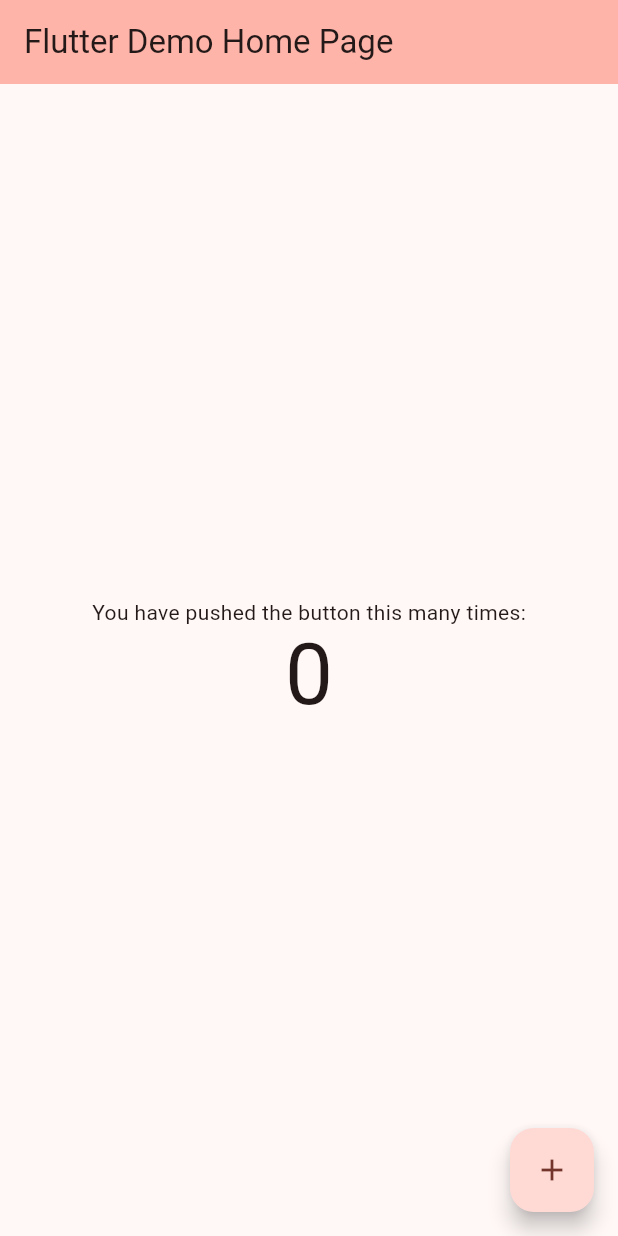
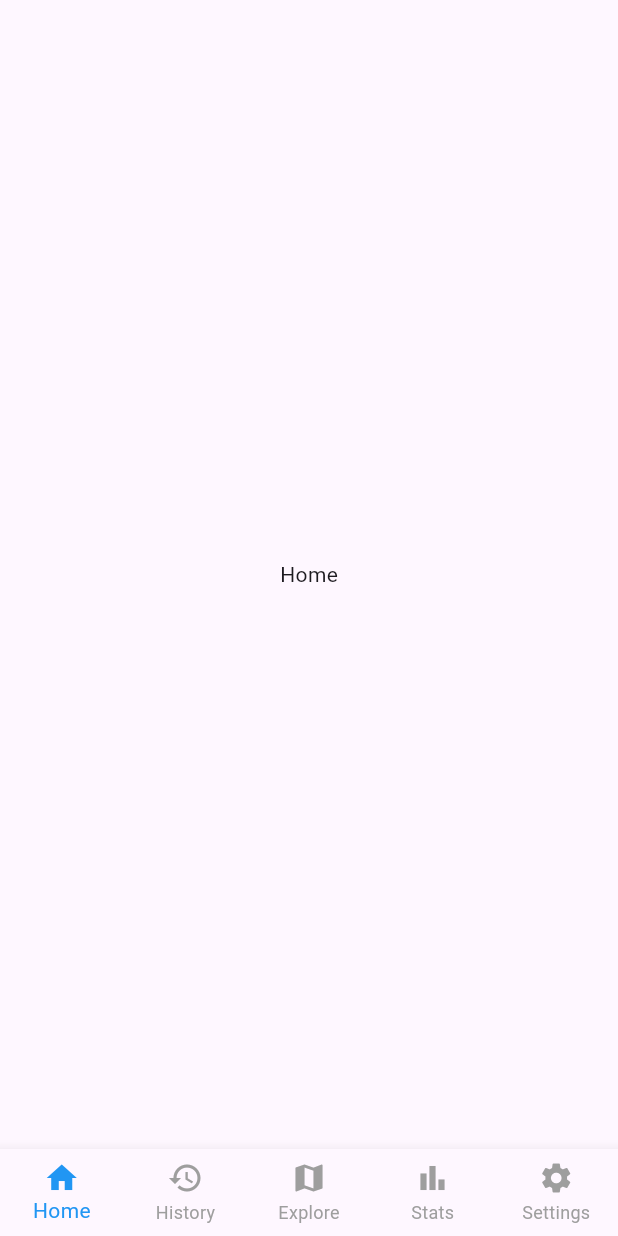
Before and after one commit to HarryFoster1812/The-Last-Call, a Flutter app: the screen it shows after launch, on a phone screen of 412 x 824 dp. Run offline on Flutter 3.47's test engine with Material 3 defaults, Android fonts, the phone set to English and light mode, and no system bars.

Commit message:
Added blank pages and navbar

```diff
--- a/frontend/lib/main.dart
+++ b/frontend/lib/main.dart
@@ -1,119 +1,17 @@
 import 'package:flutter/material.dart';
+import 'package:provider/provider.dart';
+
+import 'views/main_view.dart';
+import 'viewmodels/main_view_model.dart';
 
 void main() {
-  runApp(const MyApp());
+  runApp(
+    MultiProvider(
+      providers: [
+        ChangeNotifierProvider(create: (_) => MainViewModel()),
+        // Add other ViewModels here
+      ],
+      child: MaterialApp(debugShowCheckedModeBanner: false, home: MainView()),
+    ),
+  );
 }
-
-class MyApp extends StatelessWidget {
-  const MyApp({super.key});
-
-  // This widget is the root of your application.
-  @override
-  Widget build(BuildContext context) {
-    return MaterialApp(
-      title: 'Flutter Demo',
-      theme: ThemeData(
-        // This is the theme of your application.
-        //
-        // TRY THIS: Try running your application with "flutter run". You'll see
-        // the application has a purple toolbar. Then, without quitting the app,
-        // try changing the seedColor in the colorScheme below to Colors.green
-        // and then invoke "hot reload" (save your changes or press the "hot
-        // reload" button in a Flutter-supported IDE, or press "r" if you used
-        // the command line to start the app).
-        //
-        // Notice that the counter didn't reset back to zero; the application
-        // state is not lost during the reload. To reset the state, use hot
-        // restart instead.
-        //
-        // This works for code too, not just values: Most code changes can be
-        // tested with just a hot reload.
-        colorScheme: ColorScheme.fromSeed(seedColor: Colors.red),
-      ),
-      home: const MyHomePage(title: 'Flutter Demo Home Page'),
-    );
-  }
-}
-
-class MyHomePage extends StatefulWidget {
-  const MyHomePage({super.key, required this.title});
-
-  // This widget is the home page of your application. It is stateful, meaning
-  // that it has a State object (defined below) that contains fields that affect
-  // how it looks.
-
-  // This class is the configuration for the state. It holds the values (in this
-  // case the title) provided by the parent (in this case the App widget) and
-  // used by the build method of the State. Fields in a Widget subclass are
-  // always marked "final".
-
-  final String title;
-
-  @override
-  State<MyHomePage> createState() => _MyHomePageState();
-}
-
-class _MyHomePageState extends State<MyHomePage> {
-  int _counter = 0;
-
-  void _incrementCounter() {
-    setState(() {
-      // This call to setState tells the Flutter framework that something has
-      // changed in this State, which causes it to rerun the build method below
-      // so that the display can reflect the updated values. If we changed
-      // _counter without calling setState(), then the build method would not be
-      // called again, and so nothing would appear to happen.
-      _counter++;
-    });
-  }
-
-  @override
-  Widget build(BuildContext context) {
-    // This method is rerun every time setState is called, for instance as done
-    // by the _incrementCounter method above.
-    //
-    // The Flutter framework has been optimized to make rerunning build methods
-    // fast, so that you can just rebuild anything that needs updating rather
-    // than having to individually change instances of widgets.
-    return Scaffold(
-      appBar: AppBar(
-        // TRY THIS: Try changing the color here to a specific color (to
-        // Colors.amber, perhaps?) and trigger a hot reload to see the AppBar
-        // change color while the other colors stay the same.
-        backgroundColor: Theme.of(context).colorScheme.inversePrimary,
-        // Here we take the value from the MyHomePage object that was created by
-        // the App.build method, and use it to set our appbar title.
-        title: Text(widget.title),
-      ),
-      body: Center(
-        // Center is a layout widget. It takes a single child and positions it
-        // in the middle of the parent.
-        child: Column(
-          // Column is also a layout widget. It takes a list of children and
-          // arranges them vertically. By default, it sizes itself to fit its
-          // children horizontally, and tries to be as tall as its parent.
-          //
-          // Column has various properties to control how it sizes itself and
-          // how it positions its children. Here we use mainAxisAlignment to
-          // center the children vertically; the main axis here is the vertical
-          // axis because Columns are vertical (the cross axis would be
-          // horizontal).
-          //
-          // TRY THIS: Invoke "debug painting" (choose the "Toggle Debug Paint"
-          // action in the IDE, or press "p" in the console), to see the
-          // wireframe for each widget.
-          mainAxisAlignment: MainAxisAlignment.center,
-          children: <Widget>[
-            const Text('You have pushed the button this many times:'),
-            Text('$_counter', style: Theme.of(context).textTheme.displayLarge),
-          ],
-        ),
-      ),
-      floatingActionButton: FloatingActionButton(
-        onPressed: _incrementCounter,
-        tooltip: 'Increment',
-        child: const Icon(Icons.add),
-      ), // This trailing comma makes auto-formatting nicer for build methods.
-    );
-  }
-}
--- /dev/null
+++ b/frontend/lib/viewmodels/main_view_model.dart
@@ -0,0 +1,28 @@
+import 'package:flutter/material.dart';
+
+enum BottomNavTab { home, history, explore, stats, settings }
+
+class MainViewModel extends ChangeNotifier {
+  BottomNavTab _currentTab = BottomNavTab.home;
+  PageController pageController = PageController(initialPage: 0);
+
+  BottomNavTab get currentTab => _currentTab;
+
+  void selectTab(BottomNavTab tab) {
+    final index = BottomNavTab.values.indexOf(tab);
+    pageController.jumpToPage(index);
+    _currentTab = tab;
+    notifyListeners();
+  }
+
+  void onPageChanged(int index) {
+    _currentTab = BottomNavTab.values[index];
+    notifyListeners();
+  }
+
+  int get currentTabIndex => BottomNavTab.values.indexOf(_currentTab);
+
+  void disposeController() {
+    pageController.dispose();
+  }
+}
--- /dev/null
+++ b/frontend/lib/views/explore_view.dart
@@ -0,0 +1,7 @@
+import 'package:flutter/material.dart';
+
+class ExploreView extends StatelessWidget {
+  const ExploreView({super.key});
+  @override
+  Widget build(BuildContext context) => Center(child: Text('Explore'));
+}
--- /dev/null
+++ b/frontend/lib/views/history_view.dart
@@ -0,0 +1,7 @@
+import 'package:flutter/material.dart';
+
+class HistoryView extends StatelessWidget {
+  const HistoryView({super.key});
+  @override
+  Widget build(BuildContext context) => Center(child: Text('History'));
+}
--- /dev/null
+++ b/frontend/lib/views/home_view.dart
@@ -0,0 +1,7 @@
+import 'package:flutter/material.dart';
+
+class HomeView extends StatelessWidget {
+  const HomeView({super.key});
+  @override
+  Widget build(BuildContext context) => Center(child: Text('Home'));
+}
--- /dev/null
+++ b/frontend/lib/views/main_view.dart
@@ -0,0 +1,50 @@
+import 'package:flutter/material.dart';
+import 'package:provider/provider.dart';
+
+import '../viewmodels/main_view_model.dart';
+
+import 'home_view.dart';
+import 'history_view.dart';
+import 'explore_view.dart';
+import 'stats_view.dart';
+import 'settings_view.dart';
+
+class MainView extends StatelessWidget {
+  const MainView({super.key});
+
+  @override
+  Widget build(BuildContext context) {
+    final viewModel = Provider.of<MainViewModel>(context);
+
+    return Scaffold(
+      body: PageView(
+        controller: viewModel.pageController,
+        onPageChanged: viewModel.onPageChanged,
+        children: const [
+          HomeView(),
+          HistoryView(),
+          ExploreView(),
+          StatsView(),
+          SettingsView(),
+        ],
+      ),
+      bottomNavigationBar: BottomNavigationBar(
+        currentIndex: viewModel.currentTabIndex,
+        onTap: (index) => viewModel.selectTab(BottomNavTab.values[index]),
+        type: BottomNavigationBarType.fixed,
+        selectedItemColor: Colors.blue,
+        unselectedItemColor: Colors.grey,
+        items: const [
+          BottomNavigationBarItem(icon: Icon(Icons.home), label: 'Home'),
+          BottomNavigationBarItem(icon: Icon(Icons.history), label: 'History'),
+          BottomNavigationBarItem(icon: Icon(Icons.map), label: 'Explore'),
+          BottomNavigationBarItem(icon: Icon(Icons.bar_chart), label: 'Stats'),
+          BottomNavigationBarItem(
+            icon: Icon(Icons.settings),
+            label: 'Settings',
+          ),
+        ],
+      ),
+    );
+  }
+}
--- /dev/null
+++ b/frontend/lib/views/settings_view.dart
@@ -0,0 +1,7 @@
+import 'package:flutter/material.dart';
+
+class SettingsView extends StatelessWidget {
+  const SettingsView({super.key});
+  @override
+  Widget build(BuildContext context) => Center(child: Text('Settings'));
+}
--- /dev/null
+++ b/frontend/lib/views/stats_view.dart
@@ -0,0 +1,7 @@
+import 'package:flutter/material.dart';
+
+class StatsView extends StatelessWidget {
+  const StatsView({super.key});
+  @override
+  Widget build(BuildContext context) => Center(child: Text('Stats'));
+}
--- a/frontend/pubspec.yaml
+++ b/frontend/pubspec.yaml
@@ -34,6 +34,8 @@ dependencies:
   # The following adds the Cupertino Icons font to your application.
   # Use with the CupertinoIcons class for iOS style icons.
   cupertino_icons: ^1.0.8
+  supabase_flutter: ^2.9.1
+  provider: ^6.1.5
 
 dev_dependencies:
   flutter_test:
```
Also changed, not shown: frontend/lib/models/app_state.dart (added), frontend/lib/models/session.dart (added), frontend/lib/models/session_drink.dart (added), frontend/lib/models/user.dart (added), frontend/lib/models/venue.dart (added), frontend/lib/views/session_view.dart (added), 8 other files.
